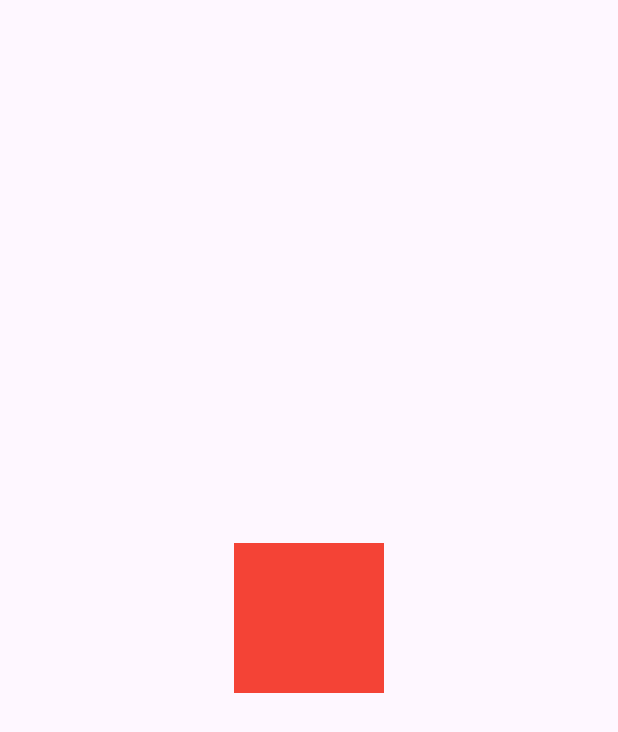
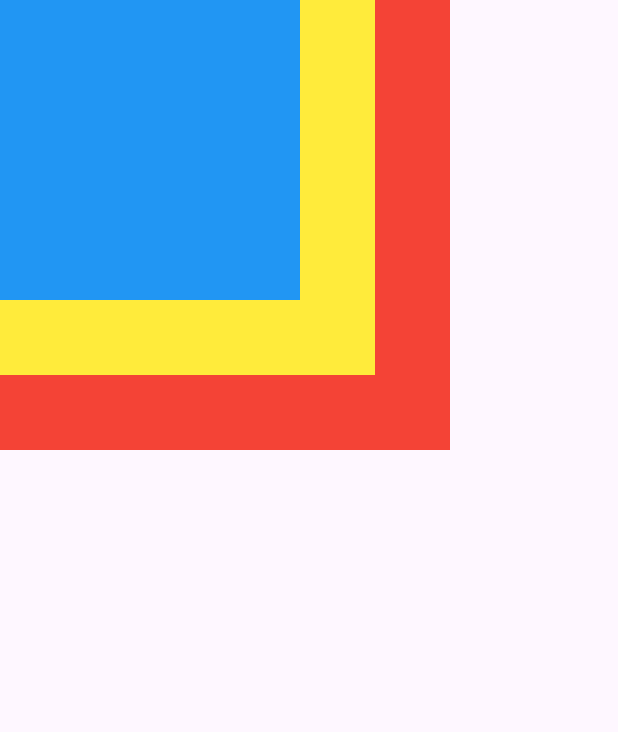
Before and after one commit to SungwooPark5/flutter_application_1, a Flutter app: the screen it shows after launch, on a phone screen of 412 x 824 dp. Shown: the top 732 px of the screen. Run offline on Flutter 3.47's test engine with Material 3 defaults, Android fonts, the phone set to English and light mode, and no system bars.

Commit message:
added: finished study

```diff
--- a/lib/main.dart
+++ b/lib/main.dart
@@ -2,7 +2,7 @@ import 'package:flutter/material.dart';
 // ignore_for_file: prefer_const_constructors
 
 void main(){
-  runApp(MyApp());
+  runApp(ColumnWidgetExample());
 }
 
 class MyApp extends StatelessWidget{
@@ -11,27 +11,19 @@ class MyApp extends StatelessWidget{
     return MaterialApp(
       home: Scaffold(
         body: Center(
-          child: GestureDetector(
-            onTap:(){
-              print('on tap');
-            },
-            onDoubleTap: (){
-              print('on double tap');
-            },
-            onLongPress:(){
-              print('on long press');
-            },
+          child: SafeArea(
+            top: true,
+            bottom: true,
+            left:true,
             child: Container(
-              decoration: BoxDecoration(
-                color: Colors.red,
-              ),
-              width: 100.0,
-              height:100.0,
+              color: Colors.red,
+              height: 300.0,
+              width: 300.0,
             ),
           ),
+          ),
         ),
-      ),
-    );
+      );
   }
 }
 
@@ -51,3 +43,71 @@ class FloatingActionButtonExample extends StatelessWidget{
     );
   }
 }
+
+class RowWidgetExample extends StatelessWidget{
+  @override
+  Widget build(BuildContext context){
+    return MaterialApp(
+      home: Scaffold(
+        body: SizedBox(
+          height: double.infinity,
+          child: Row(
+            mainAxisAlignment: MainAxisAlignment.spaceEvenly,
+            crossAxisAlignment: CrossAxisAlignment.center,
+            children:[
+              Container(
+                height: 50.0,
+                width: 50.0,
+                color: Colors.red,
+              ),
+              const SizedBox(width: 12.0),
+              Container(
+                height: 50.0,
+                width: 50.0,
+                color: Colors.green,
+              ),
+              const SizedBox(width: 12.0),
+              Container(
+                height: 50.0,
+                width: 50.0,
+                color: Colors.blue,
+              ),
+            ],
+          ),
+        ),
+      ),
+    );
+  }
+}
+
+class ColumnWidgetExample extends StatelessWidget{
+  @override
+  Widget build(BuildContext BuildContext){
+    return MaterialApp(
+      home: Scaffold(
+        body: SizedBox(
+          width: double.infinity,
+          child: Stack(
+            children: [
+              Container(
+                height: 300.0,
+                width: 300.0,
+                color: Colors.red,
+              ),
+              Container(
+                height: 250.0,
+                width: 250.0,
+                color: Colors.yellow,
+              ),
+              Container(
+                height: 200.0,
+                width: 200.0,
+                color: Colors.blue,
+              ),
+            ],
+          ),
+        ),
+      ),
+    );
+  }
+}
```
Also changed, not shown: 2 other files.
